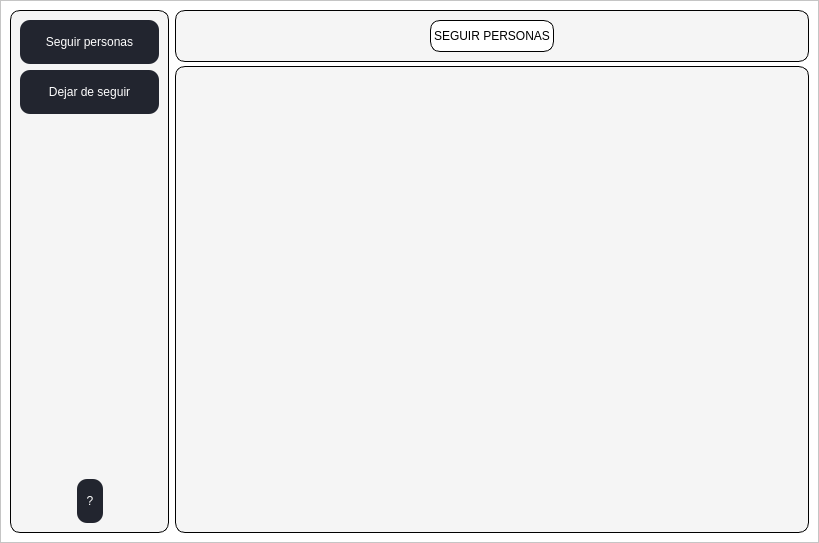
Old version of the form ui_files/diseño.ui in the repository enocsolano/bot_instagram.
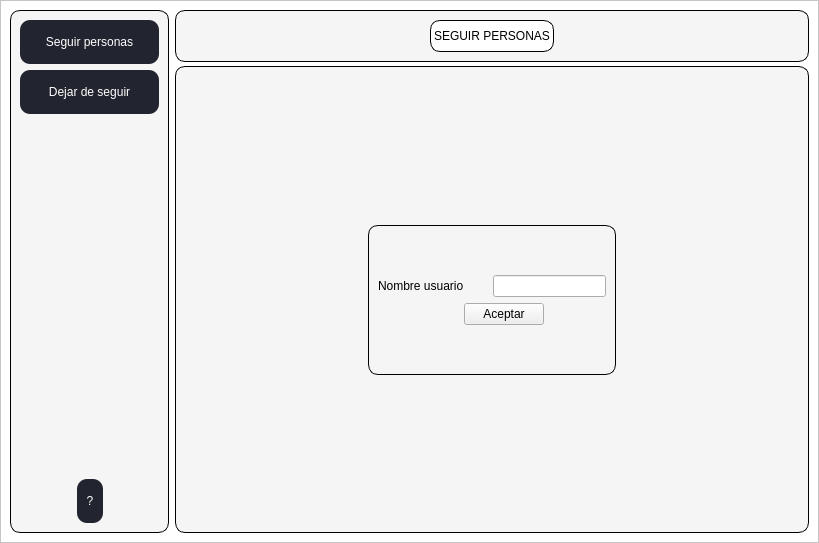
New version of the form.

Commit message: "ui_files: Diseño.ui - Agregué el diseño de la pantalla seguir personas"

```diff
--- a/ui_files/diseño.ui
+++ b/ui_files/diseño.ui
@@ -224,6 +224,10 @@
 border-radius: 10px;
 border: 1px solid;
 background-color: #f5f5f5;
+}
+
+QLabel{
+border: 0;
 }</string>
             </property>
             <property name="frameShape">
@@ -232,6 +236,154 @@
             <property name="frameShadow">
              <enum>QFrame::Raised</enum>
             </property>
+            <layout class="QGridLayout" name="gridLayout_3">
+             <item row="0" column="1">
+              <spacer name="verticalSpacer_3">
+               <property name="orientation">
+                <enum>Qt::Vertical</enum>
+               </property>
+               <property name="sizeHint" stdset="0">
+                <size>
+                 <width>20</width>
+                 <height>104</height>
+                </size>
+               </property>
+              </spacer>
+             </item>
+             <item row="1" column="0">
+              <spacer name="horizontalSpacer_7">
+               <property name="orientation">
+                <enum>Qt::Horizontal</enum>
+               </property>
+               <property name="sizeHint" stdset="0">
+                <size>
+                 <width>143</width>
+                 <height>20</height>
+                </size>
+               </property>
+              </spacer>
+             </item>
+             <item row="1" column="1">
+              <widget class="QFrame" name="frame">
+               <property name="frameShape">
+                <enum>QFrame::StyledPanel</enum>
+               </property>
+               <property name="frameShadow">
+                <enum>QFrame::Raised</enum>
+               </property>
+               <layout class="QGridLayout" name="gridLayout_2">
+                <item row="0" column="0">
+                 <spacer name="verticalSpacer_4">
+                  <property name="orientation">
+                   <enum>Qt::Vertical</enum>
+                  </property>
+                  <property name="sizeHint" stdset="0">
+                   <size>
+                    <width>20</width>
+                    <height>36</height>
+                   </size>
+                  </property>
+                 </spacer>
+                </item>
+                <item row="0" column="3">
+                 <spacer name="verticalSpacer_5">
+                  <property name="orientation">
+                   <enum>Qt::Vertical</enum>
+                  </property>
+                  <property name="sizeHint" stdset="0">
+                   <size>
+                    <width>20</width>
+                    <height>40</height>
+                   </size>
+                  </property>
+                 </spacer>
+                </item>
+                <item row="1" column="0" colspan="2">
+                 <widget class="QLabel" name="label_3">
+                  <property name="text">
+                   <string>Nombre usuario</string>
+                  </property>
+                 </widget>
+                </item>
+                <item row="1" column="2" colspan="3">
+                 <widget class="QLineEdit" name="lineEdit"/>
+                </item>
+                <item row="2" column="0">
+                 <spacer name="horizontalSpacer_10">
+                  <property name="orientation">
+                   <enum>Qt::Horizontal</enum>
+                  </property>
+                  <property name="sizeHint" stdset="0">
+                   <size>
+                    <width>80</width>
+                    <height>20</height>
+                   </size>
+                  </property>
+                 </spacer>
+                </item>
+                <item row="2" column="1" colspan="3">
+                 <widget class="QPushButton" name="pushButton_4">
+                  <property name="text">
+                   <string>Aceptar</string>
+                  </property>
+                 </widget>
+                </item>
+                <item row="2" column="4">
+                 <spacer name="horizontalSpacer_9">
+                  <property name="orientation">
+                   <enum>Qt::Horizontal</enum>
+                  </property>
+                  <property name="sizeHint" stdset="0">
+                   <size>
+                    <width>55</width>
+                    <height>20</height>
+                   </size>
+                  </property>
+                 </spacer>
+                </item>
+                <item row="3" column="2">
+                 <spacer name="verticalSpacer_6">
+                  <property name="orientation">
+                   <enum>Qt::Vertical</enum>
+                  </property>
+                  <property name="sizeHint" stdset="0">
+                   <size>
+                    <width>20</width>
+                    <height>40</height>
+                   </size>
+                  </property>
+                 </spacer>
+                </item>
+               </layout>
+              </widget>
+             </item>
+             <item row="1" column="2">
+              <spacer name="horizontalSpacer_8">
+               <property name="orientation">
+                <enum>Qt::Horizontal</enum>
+               </property>
+               <property name="sizeHint" stdset="0">
+                <size>
+                 <width>142</width>
+                 <height>20</height>
+                </size>
+               </property>
+              </spacer>
+             </item>
+             <item row="2" column="1">
+              <spacer name="verticalSpacer_2">
+               <property name="orientation">
+                <enum>Qt::Vertical</enum>
+               </property>
+               <property name="sizeHint" stdset="0">
+                <size>
+                 <width>20</width>
+                 <height>103</height>
+                </size>
+               </property>
+              </spacer>
+             </item>
+            </layout>
            </widget>
           </item>
          </layout>
```
